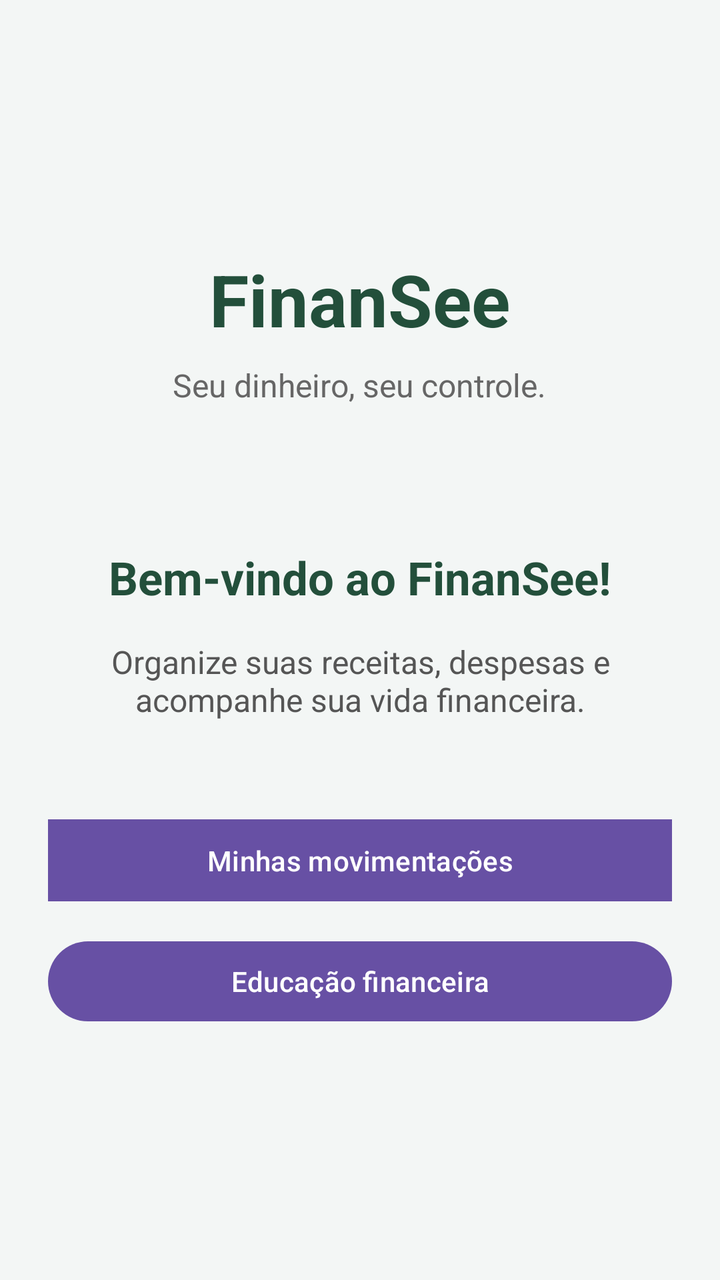
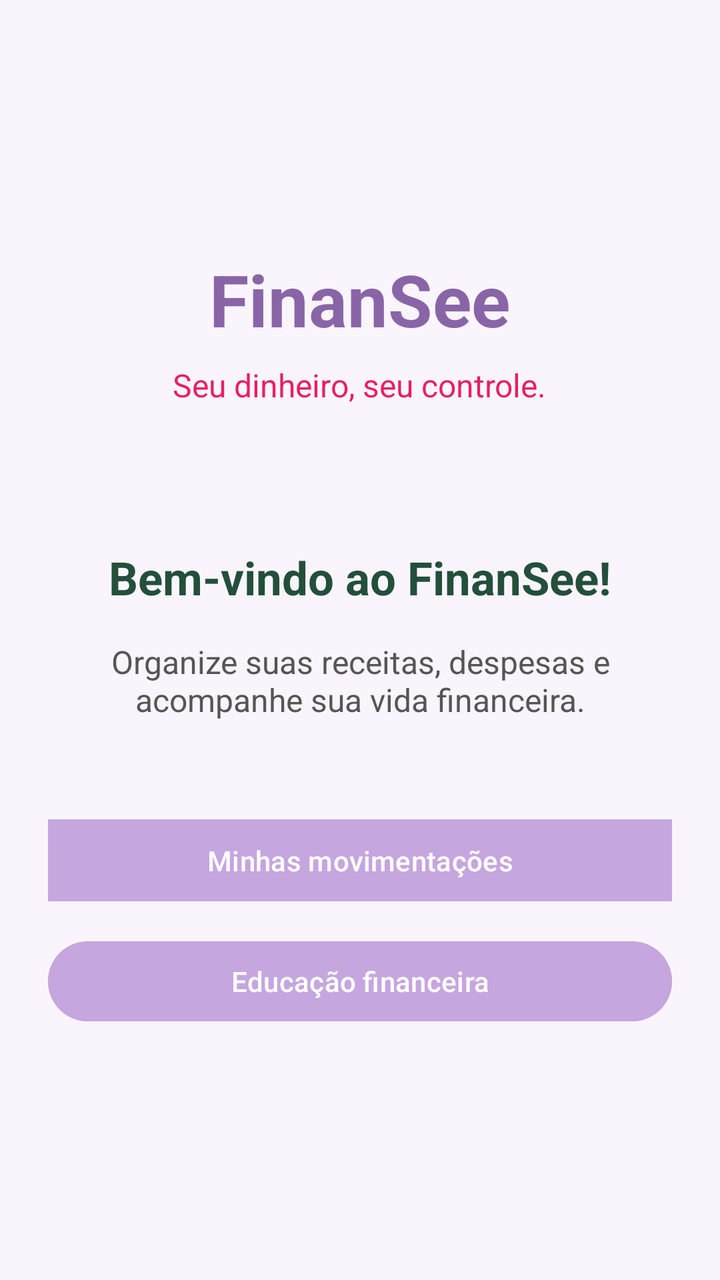

Before-and-after screenshots of an Android layout around one commit, followed by the original layout XML and the change that was made.
<!-- AndroidManifest.xml: application theme Theme.FinanSee -->
<!-- res/layout/activity_main.xml -->
<?xml version="1.0" encoding="utf-8"?>
<LinearLayout xmlns:android="http://schemas.android.com/apk/res/android"
    android:id="@+id/main"
    android:layout_width="match_parent"
    android:layout_height="match_parent"
    android:orientation="vertical"
    android:gravity="center"
    android:padding="24dp"
    android:background="#F3F6F5">

    <TextView
        android:layout_width="wrap_content"
        android:layout_height="wrap_content"
        android:text="FinanSee"
        android:textSize="36sp"
        android:textStyle="bold"
        android:textColor="#234F3B"/>

    <TextView
        android:layout_width="wrap_content"
        android:layout_height="wrap_content"
        android:text="Seu dinheiro, seu controle."
        android:textSize="16sp"
        android:textColor="#666666"
        android:layout_marginTop="8dp"/>

    <TextView
        android:layout_width="match_parent"
        android:layout_height="wrap_content"
        android:text="Bem-vindo ao FinanSee!"
        android:textSize="23sp"
        android:textStyle="bold"
        android:textColor="#234F3B"
        android:gravity="center"
        android:layout_marginTop="70dp"/>

    <TextView
        android:layout_width="match_parent"
        android:layout_height="wrap_content"
        android:text="Organize suas receitas, despesas e acompanhe sua vida financeira."
        android:textSize="16sp"
        android:textColor="#555555"
        android:gravity="center"
        android:layout_marginTop="16dp"/>

    <Button
        android:id="@+id/btnMovimentacoes"
        android:layout_width="353dp"
        android:layout_height="49dp"
        android:layout_marginTop="45dp"
        android:text="Minhas movimentações" />

    <Button
        android:id="@+id/btnEducacao"
        android:layout_width="match_parent"
        android:layout_height="wrap_content"
        android:text="Educação financeira"
        android:layout_marginTop="12dp"/>

</LinearLayout>
<!-- resources referenced by this layout -->
<resources>
  <style name="Theme.FinanSee" parent="Base.Theme.FinanSee" />
  <style name="Base.Theme.FinanSee" parent="Theme.Material3.DayNight.NoActionBar">
          
          
      </style>
</resources>

<!-- the commit's change to res/layout/activity_main.xml (unified diff, before → after) -->
@@ -6,7 +6,7 @@
     android:orientation="vertical"
     android:gravity="center"
     android:padding="24dp"
-    android:background="#F3F6F5">
+    android:background="@color/fundo_lavanda">
 
     <TextView
         android:layout_width="wrap_content"
@@ -14,14 +14,14 @@
         android:text="FinanSee"
         android:textSize="36sp"
         android:textStyle="bold"
-        android:textColor="#234F3B"/>
+        android:textColor="@color/roxo_escuro"/>
 
     <TextView
         android:layout_width="wrap_content"
         android:layout_height="wrap_content"
         android:text="Seu dinheiro, seu controle."
         android:textSize="16sp"
-        android:textColor="#666666"
+        android:textColor="@color/pink_barbie"
         android:layout_marginTop="8dp"/>
 
     <TextView
@@ -48,13 +48,17 @@
         android:layout_width="353dp"
         android:layout_height="49dp"
         android:layout_marginTop="45dp"
-        android:text="Minhas movimentações" />
+        android:text="Minhas movimentações"
+        android:backgroundTint="@color/lilas"
+        android:textColor="@color/branco"/>
 
     <Button
         android:id="@+id/btnEducacao"
         android:layout_width="match_parent"
         android:layout_height="wrap_content"
         android:text="Educação financeira"
-        android:layout_marginTop="12dp"/>
+        android:layout_marginTop="12dp"
+        android:backgroundTint="@color/lilas"
+        android:textColor="@color/branco"/>
 
 </LinearLayout>
<!-- resource entries referenced after the edit -->
@@ -1,5 +1,10 @@
 <!-- resources referenced by this layout -->
 <resources>
+  <color name="branco">#FFFFFF</color>
+  <color name="fundo_lavanda">#FAF5FC</color>
+  <color name="lilas">#C5A6DF</color>
+  <color name="pink_barbie">#E91E63</color>
+  <color name="roxo_escuro">#8965A8</color>
   <style name="Theme.FinanSee" parent="Base.Theme.FinanSee" />
   <style name="Base.Theme.FinanSee" parent="Theme.Material3.DayNight.NoActionBar">
           
